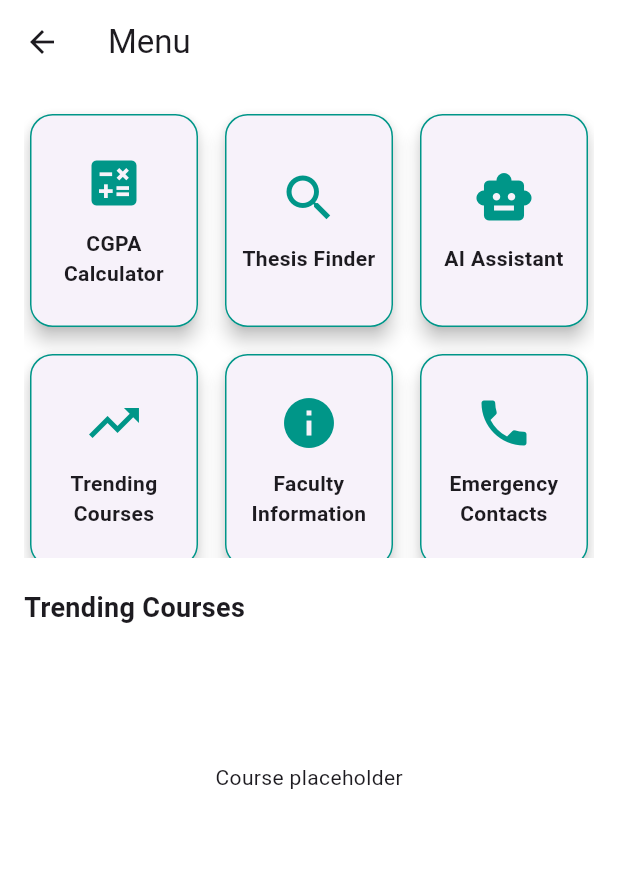
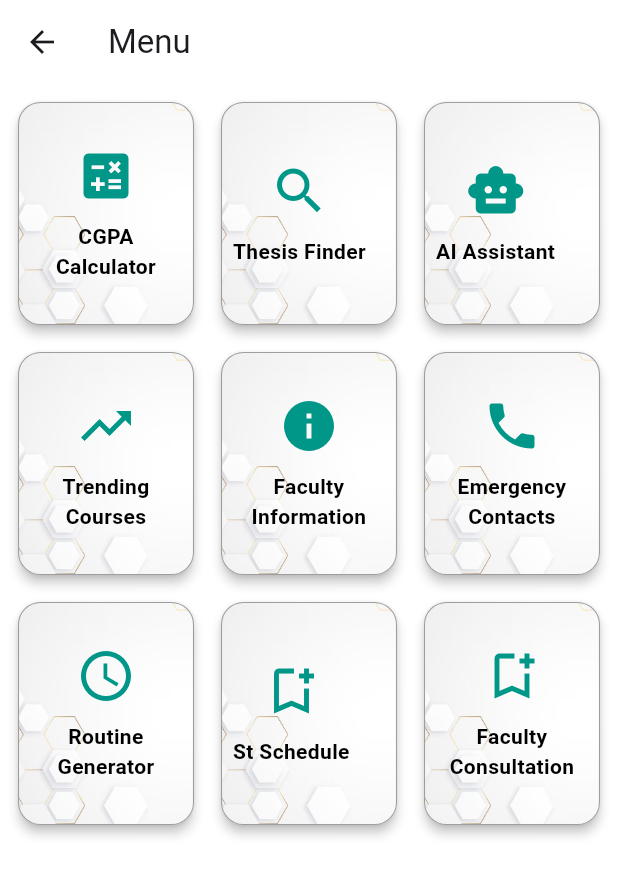
Before and after one commit to MIRaiyan/bracu_core, a Flutter app: the Menu screen opened directly, on a phone screen of 412 x 824 dp. Shown: the top 876 px of the screen. Run offline on Flutter 3.47's test engine with Material 3 defaults, Android fonts, the phone set to English and light mode, and no system bars; our stand-ins replace flutter_dotenv, fluttertoast, google_generative_ai, google_nav_bar, image_picker, location and 2 more; accounts and stored records are empty.

Commit message:
gosano done

```diff
--- a/lib/main.dart
+++ b/lib/main.dart
@@ -8,6 +8,8 @@ import 'package:flutter/services.dart';
 import 'package:flutter_dotenv/flutter_dotenv.dart';
 import 'package:provider/provider.dart';
 import 'package:shared_preferences/shared_preferences.dart';
+
+import 'menu/faculty_consultation.dart';
 
 Future<void> main() async {
   WidgetsFlutterBinding.ensureInitialized();
--- a/lib/menu/menu.dart
+++ b/lib/menu/menu.dart
@@ -1,7 +1,21 @@
+import 'package:bracu_core/menu/ai_assistant.dart';
+import 'package:bracu_core/menu/cgpa_calc.dart';
 import 'package:flutter/material.dart';
 
-class Menu extends StatelessWidget {
+import 'faculty_consultation.dart';
+
+class Menu extends StatefulWidget {
   const Menu({super.key});
+
+  @override
+  State<Menu> createState() => _MenuState();
+}
+
+class _MenuState extends State<Menu> {
+
+  void _navigateTo(BuildContext context, Widget route) {
+    Navigator.push(context, MaterialPageRoute(builder: (context) => route));
+  }
 
   @override
   Widget build(BuildContext context) {
@@ -11,22 +25,17 @@ class Menu extends StatelessWidget {
         title: const Text('Menu'),
         backgroundColor: Colors.white,
       ),
-      body: SingleChildScrollView(
-        child: Padding(
-          padding: const EdgeInsets.all(16.0),
-          child: Column(
+      body: Column(
         children: [
-              _buildGridView(),
-              const SizedBox(height: 20),
-              _buildTrendingCourses(),
+          Expanded(
+            child: _buildGridView(context),
+          ),
         ],
-          ),
-        ),
       ),
     );
   }
 
-  Widget _buildGridView() {
+  Widget _buildGridView(BuildContext context) {
     final List<String> options = [
       'CGPA Calculator',
       'Thesis Finder',
@@ -50,8 +59,8 @@ class Menu extends StatelessWidget {
       Icons.bookmark_add_outlined
     ];
 
-    return SizedBox(
-      height: 300, // Adjust the height as needed
+    return Padding(
+      padding: const EdgeInsets.all(8.0),
       child: GridView.builder(
         itemCount: options.length,
         gridDelegate: const SliverGridDelegateWithFixedCrossAxisCount(
@@ -63,7 +72,7 @@ class Menu extends StatelessWidget {
         itemBuilder: (context, index) {
           return GestureDetector(
             onTap: () {
-              // Handle tap
+              _handleTap(context, options[index]);
             },
             child: _buildCard(options[index], icons[index]),
           );
@@ -72,14 +81,47 @@ class Menu extends StatelessWidget {
     );
   }
 
+  void _handleTap(BuildContext context, String option) {
+    final Map<String, VoidCallback> actions = {
+      'CGPA Calculator': () => _navigateTo(context, const CGPACalculatorApp()),
+      'Thesis Finder': () => print('Navigate to Thesis Finder'),
+      'AI Assistant': () => _navigateTo(context, const AIAssistantScreen()),
+      'Trending Courses': () => print('Navigate to Trending Courses'),
+      'Faculty Information': () => print('Navigate to Faculty Information'),
+      'Emergency Contacts': () => print('Navigate to Emergency Contacts'),
+      'Routine Generator': () => ScaffoldMessenger.of(context).showSnackBar( SnackBar(content: Text("Coming soon in next update"))),
+      'St Schedule': () => ScaffoldMessenger.of(context).showSnackBar( SnackBar(content: Text("Coming soon in next update"))),
+      'Faculty Consultation': () => _navigateTo(context, ConsultationListPage()),
+    };
+
+    if (actions.containsKey(option)) {
+      actions[option]!(); // Safely invoke the callback
+    } else {
+      print('Unknown option');
+    }
+  }
+
   Widget _buildCard(String option, IconData icon) {
     return Card(
       shape: RoundedRectangleBorder(
         borderRadius: BorderRadius.circular(15),
-        side: const BorderSide(color: Colors.teal, width: 1),
+        side: const BorderSide(color: Colors.grey, width: 0.7),
       ),
-      elevation: 5,
-      child: Padding(
+      elevation: 3,
+      child: Stack(
+        children: [
+          // Background image
+          Positioned.fill(
+            child: ClipRRect(
+              borderRadius: BorderRadius.circular(15),
+              child: Image.asset(
+                'assets/ui/card_back2.png',
+                fit: BoxFit.cover,
+              ),
+            ),
+          ),
+          // Text and icon overlay
+          Padding(
             padding: const EdgeInsets.all(8.0),
             child: Column(
               mainAxisAlignment: MainAxisAlignment.center,
@@ -89,26 +131,17 @@ class Menu extends StatelessWidget {
                 Text(
                   option,
                   textAlign: TextAlign.center,
-              style: const TextStyle(fontSize: 14, fontWeight: FontWeight.bold),
+                  style: const TextStyle(
+                    fontSize: 14,
+                    fontWeight: FontWeight.bold,
+                    color: Colors.black,
+                  ),
                 ),
               ],
             ),
           ),
-    );
-  }
-
-  Widget _buildTrendingCourses() {
-    return Column(
-      crossAxisAlignment: CrossAxisAlignment.start,
-      children: [
-        Text("Trending Courses", style: TextStyle(fontSize: 18, fontWeight: FontWeight.bold)),
-        Container(
-          color: Colors.white10,
-          height: 200,
-          width: double.infinity,
-          child: Center(child: Text("Course placeholder")),
-        )
         ],
+      ),
     );
   }
 }
--- a/lib/profile/profile.dart
+++ b/lib/profile/profile.dart
@@ -5,6 +5,7 @@ import 'package:bracu_core/profile/feedback.dart';
 import 'package:bracu_core/profile/privacy_policy.dart';
 import 'package:flutter/material.dart';
 import 'package:provider/provider.dart';
+import '../menu/faculty_consultation.dart';
 import '../service/profile_provider.dart';
 import 'update.dart';
 
@@ -148,9 +149,9 @@ class Profile extends StatelessWidget {
             _buildListTile(Icons.star_border_outlined, 'Rate App', Colors.black, context, RatingPage()),
             if (profileProvider.role == 'Admin')
               _buildListTile(Icons.admin_panel_settings_outlined, 'Admin Panel', Colors.red, context, null),
-            _buildListTile(Icons.feedback_outlined, 'AI', Colors.black, context, AIAssistantScreen()),
+            //_buildListTile(Icons.feedback_outlined, 'AI', Colors.black, context, AIAssistantScreen()),
             _buildListTile(Icons.share_outlined, 'Invite', Colors.black, context, null),
-            _buildListTile(Icons.help_outline, 'Help', Colors.black, context, CGPACalculatorApp()),
+            _buildListTile(Icons.help_outline, 'Help', Colors.black, context, null),
             _buildListTile(Icons.privacy_tip_outlined, 'Privacy Policy', Colors.black, context, PrivacyPolicyScreen()),
             _buildListTile(Icons.logout_outlined, 'Logout', Colors.red, context, null),
           ],
```
Also changed, not shown: assets/ui/card_back.png (added), assets/ui/card_back2.png (added). Lines whose indentation alone changed are shown as unchanged.
